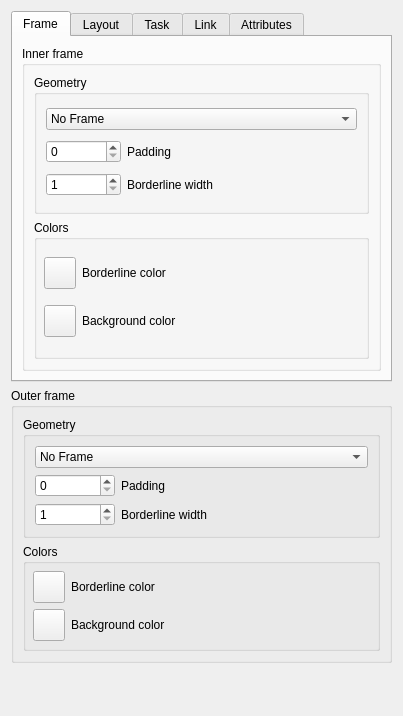
Above: forms/branchpropeditor.ui from insilmaril/vym before the change. Below: the same form after it.
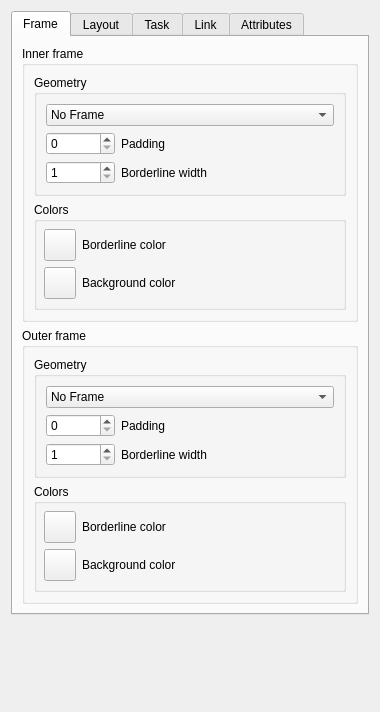
That is the form after the change. The open tabs and pages were chosen to show the change.

Commit message: Bugfix: Fixed outer frame widget visible on all BranchPropEditor tabs

Patch:
```diff
--- a/forms/branchpropeditor.ui
+++ b/forms/branchpropeditor.ui
@@ -6,8 +6,8 @@
    <rect>
     <x>0</x>
     <y>0</y>
-    <width>403</width>
-    <height>716</height>
+    <width>380</width>
+    <height>712</height>
    </rect>
   </property>
   <property name="sizePolicy">
@@ -26,25 +26,16 @@
       <number>2</number>
      </property>
      <widget class="QWidget" name="tabFrame">
+      <property name="minimumSize">
+       <size>
+        <width>0</width>
+        <height>0</height>
+       </size>
+      </property>
       <attribute name="title">
        <string>Frame</string>
       </attribute>
-      <layout class="QVBoxLayout">
-       <property name="spacing">
-        <number>6</number>
-       </property>
-       <property name="leftMargin">
-        <number>9</number>
-       </property>
-       <property name="topMargin">
-        <number>9</number>
-       </property>
-       <property name="rightMargin">
-        <number>9</number>
-       </property>
-       <property name="bottomMargin">
-        <number>9</number>
-       </property>
+      <layout class="QVBoxLayout" name="verticalLayout_11">
        <item>
         <widget class="QGroupBox" name="innerFrameGroupBox">
          <property name="title">
@@ -223,6 +214,184 @@
          </layout>
         </widget>
        </item>
+       <item>
+        <widget class="QGroupBox" name="outerFrameGroupBox">
+         <property name="title">
+          <string>Outer frame</string>
+         </property>
+         <layout class="QVBoxLayout" name="verticalLayout_10">
+          <item>
+           <widget class="QGroupBox" name="outerFrameGeometryBox">
+            <property name="title">
+             <string>Geometry</string>
+            </property>
+            <layout class="QGridLayout" name="_2">
+             <item row="0" column="0" colspan="4">
+              <widget class="QComboBox" name="outerFrameTypeCombo">
+               <property name="sizePolicy">
+                <sizepolicy hsizetype="Expanding" vsizetype="Fixed">
+                 <horstretch>0</horstretch>
+                 <verstretch>0</verstretch>
+                </sizepolicy>
+               </property>
+               <item>
+                <property name="text">
+                 <string>No Frame</string>
+                </property>
+               </item>
+               <item>
+                <property name="text">
+                 <string>Rectangle</string>
+                </property>
+               </item>
+               <item>
+                <property name="text">
+                 <string>Rounded Rectangle</string>
+                </property>
+               </item>
+               <item>
+                <property name="text">
+                 <string>Ellipse</string>
+                </property>
+               </item>
+               <item>
+                <property name="text">
+                 <string>Cloud</string>
+                </property>
+               </item>
+              </widget>
+             </item>
+             <item row="1" column="0">
+              <widget class="QSpinBox" name="outerFramePaddingSpinBox">
+               <property name="maximum">
+                <number>50</number>
+               </property>
+              </widget>
+             </item>
+             <item row="2" column="0">
+              <widget class="QSpinBox" name="outerFrameWidthSpinBox">
+               <property name="minimum">
+                <number>1</number>
+               </property>
+               <property name="maximum">
+                <number>20</number>
+               </property>
+              </widget>
+             </item>
+             <item row="2" column="1" colspan="2">
+              <widget class="QLabel" name="outerFrameBorderLabel">
+               <property name="text">
+                <string>Borderline width</string>
+               </property>
+              </widget>
+             </item>
+             <item row="1" column="1" colspan="2">
+              <widget class="QLabel" name="outerFramePaddingLabel">
+               <property name="text">
+                <string>Padding</string>
+               </property>
+              </widget>
+             </item>
+            </layout>
+           </widget>
+          </item>
+          <item>
+           <widget class="QGroupBox" name="outerFrameColorGroupBox">
+            <property name="sizePolicy">
+             <sizepolicy hsizetype="Expanding" vsizetype="Preferred">
+              <horstretch>0</horstretch>
+              <verstretch>0</verstretch>
+             </sizepolicy>
+            </property>
+            <property name="title">
+             <string>Colors</string>
+            </property>
+            <layout class="QGridLayout" name="_3">
+             <property name="leftMargin">
+              <number>7</number>
+             </property>
+             <property name="topMargin">
+              <number>7</number>
+             </property>
+             <property name="rightMargin">
+              <number>7</number>
+             </property>
+             <property name="bottomMargin">
+              <number>7</number>
+             </property>
+             <property name="spacing">
+              <number>6</number>
+             </property>
+             <item row="1" column="0">
+              <widget class="QPushButton" name="outerFrameBrushColorButton">
+               <property name="minimumSize">
+                <size>
+                 <width>32</width>
+                 <height>32</height>
+                </size>
+               </property>
+               <property name="maximumSize">
+                <size>
+                 <width>20</width>
+                 <height>16777215</height>
+                </size>
+               </property>
+               <property name="text">
+                <string/>
+               </property>
+              </widget>
+             </item>
+             <item row="0" column="1">
+              <widget class="QLabel" name="outerFramePenColorLabelDesc">
+               <property name="sizePolicy">
+                <sizepolicy hsizetype="Expanding" vsizetype="Preferred">
+                 <horstretch>0</horstretch>
+                 <verstretch>0</verstretch>
+                </sizepolicy>
+               </property>
+               <property name="text">
+                <string>Borderline color</string>
+               </property>
+               <property name="buddy">
+                <cstring>innerFramePenColorButton</cstring>
+               </property>
+              </widget>
+             </item>
+             <item row="1" column="1">
+              <widget class="QLabel" name="outerFrameBrushColorLabelDesc">
+               <property name="text">
+                <string>Background color</string>
+               </property>
+               <property name="buddy">
+                <cstring>innerFrameBrushColorButton</cstring>
+               </property>
+              </widget>
+             </item>
+             <item row="0" column="0">
+              <widget class="QPushButton" name="outerFramePenColorButton">
+               <property name="minimumSize">
+                <size>
+                 <width>32</width>
+                 <height>32</height>
+                </size>
+               </property>
+               <property name="maximumSize">
+                <size>
+                 <width>20</width>
+                 <height>16777215</height>
+                </size>
+               </property>
+               <property name="text">
+                <string/>
+               </property>
+              </widget>
+             </item>
+            </layout>
+           </widget>
+          </item>
+         </layout>
+        </widget>
+       </item>
       </layout>
      </widget>
      <widget class="QWidget" name="tabLayout">
@@ -681,184 +850,6 @@
      </widget>
     </widget>
    </item>
-   <item>
-    <widget class="QGroupBox" name="outerFrameGroupBox">
-     <property name="title">
-      <string>Outer frame</string>
-     </property>
-     <layout class="QVBoxLayout" name="verticalLayout_10">
-      <item>
-       <widget class="QGroupBox" name="outerFrameGeometryBox">
-        <property name="title">
-         <string>Geometry</string>
-        </property>
-        <layout class="QGridLayout" name="_2">
-         <item row="0" column="0" colspan="4">
-          <widget class="QComboBox" name="outerFrameTypeCombo">
-           <property name="sizePolicy">
-            <sizepolicy hsizetype="Expanding" vsizetype="Fixed">
-             <horstretch>0</horstretch>
-             <verstretch>0</verstretch>
-            </sizepolicy>
-           </property>
-           <item>
-            <property name="text">
-             <string>No Frame</string>
-            </property>
-           </item>
-           <item>
-            <property name="text">
-             <string>Rectangle</string>
-            </property>
-           </item>
-           <item>
-            <property name="text">
-             <string>Rounded Rectangle</string>
-            </property>
-           </item>
-           <item>
-            <property name="text">
-             <string>Ellipse</string>
-            </property>
-           </item>
-           <item>
-            <property name="text">
-             <string>Cloud</string>
-            </property>
-           </item>
-          </widget>
-         </item>
-         <item row="1" column="0">
-          <widget class="QSpinBox" name="outerFramePaddingSpinBox">
-           <property name="maximum">
-            <number>50</number>
-           </property>
-          </widget>
-         </item>
-         <item row="2" column="0">
-          <widget class="QSpinBox" name="outerFrameWidthSpinBox">
-           <property name="minimum">
-            <number>1</number>
-           </property>
-           <property name="maximum">
-            <number>20</number>
-           </property>
-          </widget>
-         </item>
-         <item row="2" column="1" colspan="2">
-          <widget class="QLabel" name="outerFrameBorderLabel">
-           <property name="text">
-            <string>Borderline width</string>
-           </property>
-          </widget>
-         </item>
-         <item row="1" column="1" colspan="2">
-          <widget class="QLabel" name="outerFramePaddingLabel">
-           <property name="text">
-            <string>Padding</string>
-           </property>
-          </widget>
-         </item>
-        </layout>
-       </widget>
-      </item>
-      <item>
-       <widget class="QGroupBox" name="outerFrameColorGroupBox">
-        <property name="sizePolicy">
-         <sizepolicy hsizetype="Expanding" vsizetype="Preferred">
-          <horstretch>0</horstretch>
-          <verstretch>0</verstretch>
-         </sizepolicy>
-        </property>
-        <property name="title">
-         <string>Colors</string>
-        </property>
-        <layout class="QGridLayout" name="_3">
-         <property name="leftMargin">
-          <number>7</number>
-         </property>
-         <property name="topMargin">
-          <number>7</number>
-         </property>
-         <property name="rightMargin">
-          <number>7</number>
-         </property>
-         <property name="bottomMargin">
-          <number>7</number>
-         </property>
-         <property name="spacing">
-          <number>6</number>
-         </property>
-         <item row="1" column="0">
-          <widget class="QPushButton" name="outerFrameBrushColorButton">
-           <property name="minimumSize">
-            <size>
-             <width>32</width>
-             <height>32</height>
-            </size>
-           </property>
-           <property name="maximumSize">
-            <size>
-             <width>20</width>
-             <height>16777215</height>
-            </size>
-           </property>
-           <property name="text">
-            <string/>
-           </property>
-          </widget>
-         </item>
-         <item row="0" column="1">
-          <widget class="QLabel" name="outerFramePenColorLabelDesc">
-           <property name="sizePolicy">
-            <sizepolicy hsizetype="Expanding" vsizetype="Preferred">
-             <horstretch>0</horstretch>
-             <verstretch>0</verstretch>
-            </sizepolicy>
-           </property>
-           <property name="text">
-            <string>Borderline color</string>
-           </property>
-           <property name="buddy">
-            <cstring>innerFramePenColorButton</cstring>
-           </property>
-          </widget>
-         </item>
-         <item row="1" column="1">
-          <widget class="QLabel" name="outerFrameBrushColorLabelDesc">
-           <property name="text">
-            <string>Background color</string>
-           </property>
-           <property name="buddy">
-            <cstring>innerFrameBrushColorButton</cstring>
-           </property>
-          </widget>
-         </item>
-         <item row="0" column="0">
-          <widget class="QPushButton" name="outerFramePenColorButton">
-           <property name="minimumSize">
-            <size>
-             <width>32</width>
-             <height>32</height>
-            </size>
-           </property>
-           <property name="maximumSize">
-            <size>
-             <width>20</width>
-             <height>16777215</height>
-            </size>
-           </property>
-           <property name="text">
-            <string/>
-           </property>
-          </widget>
-         </item>
-        </layout>
-       </widget>
-      </item>
-     </layout>
-    </widget>
-   </item>
    <item>
     <spacer name="verticalSpacer">
      <property name="orientation">
```
Left out of the diff: 6 changed lines with no effect on the pictures.
